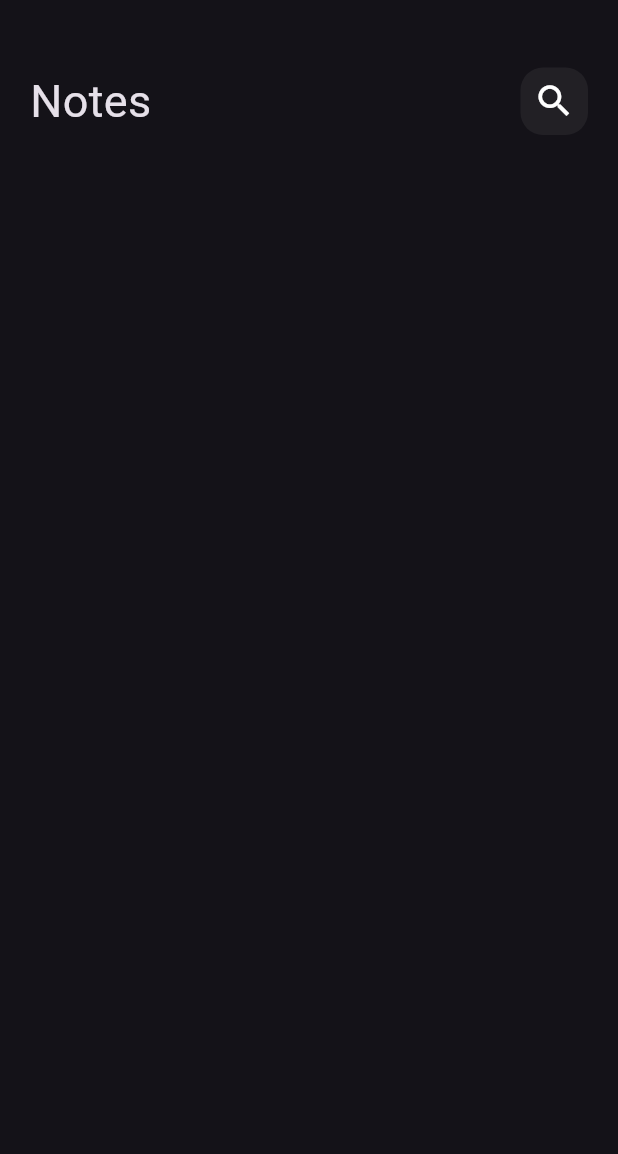
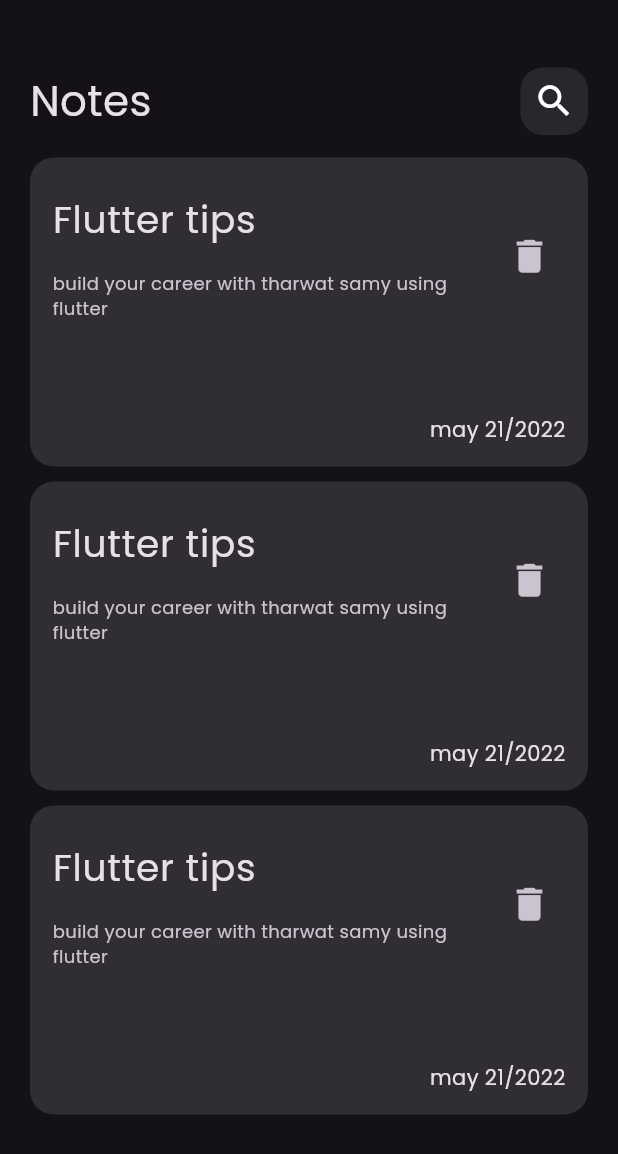
Before and after one commit to Sefen-Mahrous/notes_app, a Flutter app: the screen it shows after launch, on a phone screen of 412 x 824 dp. Shown: the top 1154 px of the screen. Run offline on Flutter 3.47's test engine with Material 3 defaults, Android fonts, the phone set to English and light mode, and no system bars.

Commit message:
create custom note item

```diff
--- a/lib/main.dart
+++ b/lib/main.dart
@@ -11,7 +11,7 @@ class NotesApp extends StatelessWidget {
   @override
   Widget build(BuildContext context) {
     return MaterialApp(
-      theme: ThemeData.dark(),
+      theme: ThemeData(brightness: Brightness.dark, fontFamily: 'Poppins'),
       debugShowCheckedModeBanner: false,
       home: const NotesView(),
     );
--- a/lib/views/widgets/custom_app_bar.dart
+++ b/lib/views/widgets/custom_app_bar.dart
@@ -6,15 +6,12 @@ class CustomAppBar extends StatelessWidget {
 
   @override
   Widget build(BuildContext context) {
-    return Padding(
-      padding: const EdgeInsets.symmetric(horizontal: 20),
-      child: Row(
-        mainAxisAlignment: MainAxisAlignment.spaceBetween,
-        children: [
-          const Text('Notes', style: TextStyle(fontSize: 30)),
-          const CustomSearchIcon(),
-        ],
-      ),
+    return Row(
+      mainAxisAlignment: MainAxisAlignment.spaceBetween,
+      children: [
+        const Text('Notes', style: TextStyle(fontSize: 28)),
+        const CustomSearchIcon(),
+      ],
     );
   }
 }
--- a/lib/views/widgets/custom_search_Icon.dart
+++ b/lib/views/widgets/custom_search_Icon.dart
@@ -8,13 +8,13 @@ class CustomSearchIcon extends StatelessWidget {
     return GestureDetector(
       child: Container(
         decoration: BoxDecoration(
-          color: Colors.grey.withValues(alpha: (0.1)),
+          color: Colors.grey.withValues(alpha: (0.15)),
           borderRadius: BorderRadius.circular(15),
         ),
         height: 45,
         width: 45,
 
-        child: Icon(Icons.search, size: 28),
+        child: const Icon(Icons.search, size: 28),
       ),
     );
   }
--- /dev/null
+++ b/lib/views/widgets/note_item.dart
@@ -0,0 +1,49 @@
+import 'package:flutter/material.dart';
+
+class NoteItem extends StatelessWidget {
+  const NoteItem({super.key});
+
+  @override
+  Widget build(BuildContext context) {
+    return Container(
+      margin: const EdgeInsets.only(bottom: 10),
+      width: double.infinity,
+      height: MediaQuery.of(context).size.height * 0.25,
+      decoration: BoxDecoration(
+        borderRadius: BorderRadius.circular(16),
+        color: Colors.grey.withValues(alpha: 0.2),
+      ),
+      child: Padding(
+        padding: EdgeInsets.all(15),
+        child: Column(
+          mainAxisAlignment: MainAxisAlignment.spaceBetween,
+          crossAxisAlignment: CrossAxisAlignment.end,
+          children: [
+            ListTile(
+              contentPadding: EdgeInsets.zero,
+              title: const Text(
+                'Flutter tips',
+                style: TextStyle(fontSize: 25),
+                maxLines: 1,
+              ),
+              subtitle: const Padding(
+                padding: EdgeInsets.only(top: 15),
+                child: Text(
+                  'build your career with tharwat samy using flutter',
+                  style: TextStyle(fontSize: 12),
+                  maxLines: 5,
+                ),
+              ),
+              trailing: IconButton(
+                onPressed: () {},
+                icon: Icon(Icons.delete),
+                iconSize: 29,
+              ),
+            ),
+            const Text('may 21/2022'),
+          ],
+        ),
+      ),
+    );
+  }
+}
--- a/lib/views/widgets/note_view_body.dart
+++ b/lib/views/widgets/note_view_body.dart
@@ -1,11 +1,24 @@
 import 'package:flutter/material.dart';
 import 'package:notes/views/widgets/custom_app_bar.dart';
+import 'package:notes/views/widgets/note_item.dart';
 
 class NoteViewBody extends StatelessWidget {
   const NoteViewBody({super.key});
 
   @override
   Widget build(BuildContext context) {
-    return const Column(children: [SizedBox(height: 45), CustomAppBar()]);
+    return Padding(
+      padding: const EdgeInsets.symmetric(horizontal: 20),
+      child: const Column(
+        children: [
+          SizedBox(height: 45),
+          CustomAppBar(),
+          SizedBox(height: 15),
+          NoteItem(),
+          NoteItem(),
+          NoteItem(),
+        ],
+      ),
+    );
   }
 }
```
Also changed, not shown: pubspec.yaml (+5 -6 lines), assets/fonts/Poppins-Regular.ttf (added).
